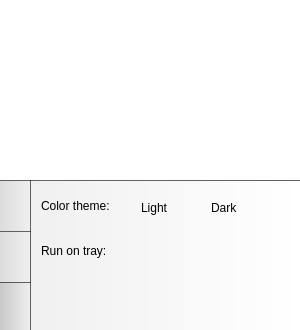
This is src/forms/PlayerWindow.ui in psv-git/Qrudio as Qt 5 draws it before an edit. The edited form follows.
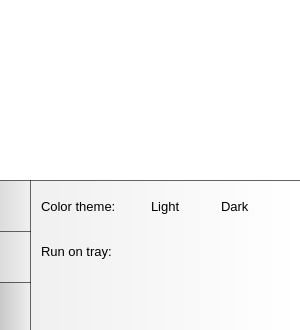
This is the edited form. The open tabs and pages were chosen to show the change. Icons and pictures are not drawn.

```diff
--- a/src/forms/PlayerWindow.ui
+++ b/src/forms/PlayerWindow.ui
@@ -1124,17 +1124,23 @@
        <rect>
         <x>10</x>
         <y>10</y>
-        <width>70</width>
+        <width>80</width>
         <height>30</height>
        </rect>
       </property>
       <property name="font">
        <font>
         <family>Liberation Sans</family>
+        <pointsize>10</pointsize>
+        <weight>50</weight>
+        <italic>false</italic>
+        <bold>false</bold>
        </font>
       </property>
       <property name="styleSheet">
        <string notr="true">QLabel {
+	font: 10pt &quot;Liberation Sans&quot;;
+	color: rgba(0, 0, 0, 255);
 	background-color: rgba(0, 0, 0, 0);
 }
 </string>
@@ -1146,19 +1152,25 @@
      <widget class="QRadioButton" name="lightThemeRadioButton">
       <property name="geometry">
        <rect>
-        <x>90</x>
-        <y>12</y>
-        <width>50</width>
+        <x>100</x>
+        <y>10</y>
+        <width>60</width>
         <height>30</height>
        </rect>
       </property>
       <property name="font">
        <font>
         <family>Liberation Sans</family>
+        <pointsize>10</pointsize>
+        <weight>50</weight>
+        <italic>false</italic>
+        <bold>false</bold>
        </font>
       </property>
       <property name="styleSheet">
        <string notr="true">QRadioButton {
+	font: 10pt &quot;Liberation Sans&quot;;
+	color: rgba(0, 0, 0, 255);
 	background-color: rgba(0, 0, 0, 0);
 }
 </string>
@@ -1170,19 +1182,25 @@
      <widget class="QRadioButton" name="darkThemeRadioButton">
       <property name="geometry">
        <rect>
-        <x>160</x>
-        <y>12</y>
-        <width>50</width>
+        <x>170</x>
+        <y>10</y>
+        <width>60</width>
         <height>30</height>
        </rect>
       </property>
       <property name="font">
        <font>
         <family>Liberation Sans</family>
+        <pointsize>10</pointsize>
+        <weight>50</weight>
+        <italic>false</italic>
+        <bold>false</bold>
        </font>
       </property>
       <property name="styleSheet">
        <string notr="true">QRadioButton {
+	font: 10pt &quot;Liberation Sans&quot;;
+	color: rgba(0, 0, 0, 255);
 	background-color: rgba(0, 0, 0, 0);
 }
 </string>
@@ -1202,17 +1220,23 @@
        <rect>
         <x>10</x>
         <y>55</y>
-        <width>70</width>
+        <width>80</width>
         <height>30</height>
        </rect>
       </property>
       <property name="font">
        <font>
         <family>Liberation Sans</family>
+        <pointsize>10</pointsize>
+        <weight>50</weight>
+        <italic>false</italic>
+        <bold>false</bold>
        </font>
       </property>
       <property name="styleSheet">
        <string notr="true">QLabel {
+	font: 10pt &quot;Liberation Sans&quot;;
+	color: rgba(0, 0, 0, 255);
 	background-color: rgba(0, 0, 0, 0);
 }
 </string>
@@ -1224,7 +1248,7 @@
      <widget class="QCheckBox" name="runOnTrayCheckBox">
       <property name="geometry">
        <rect>
-        <x>90</x>
+        <x>100</x>
         <y>60</y>
         <width>22</width>
         <height>22</height>
```
Left out of the diff: 68 changed lines with no effect on the pictures.
